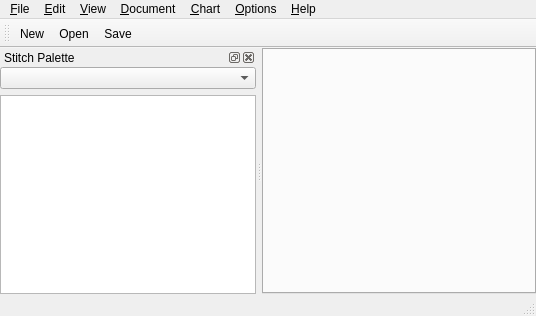
Old version of the form src/mainwindow.ui in the repository iPenguin/CrochetCharts.
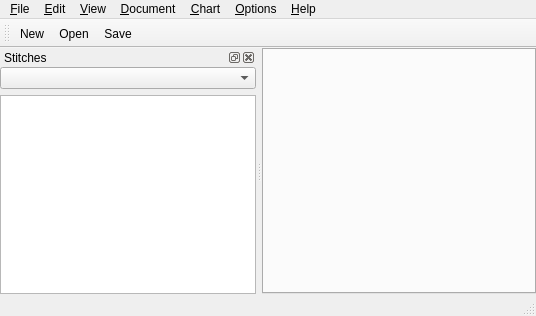
New version of the form. Icons and pictures are not drawn.

Patch:
```diff
--- a/src/mainwindow.ui
+++ b/src/mainwindow.ui
@@ -119,7 +119,7 @@
   <widget class="QStatusBar" name="statusBar"/>
   <widget class="QDockWidget" name="stitchPaletteDock">
    <property name="windowTitle">
-    <string>Stitch Palette</string>
+    <string>Stitches</string>
    </property>
    <attribute name="dockWidgetArea">
     <number>1</number>
```
Left out of the diff: 2 changed lines with no effect on the pictures.
